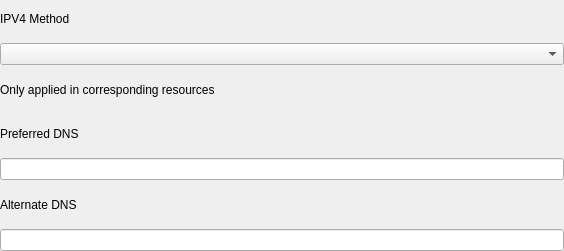
Qt form plugins/network/src/plugin/setting-widget/vpn/vpn-ipvx.ui (openeuler-mirror/kiran-control-panel) before a commit.
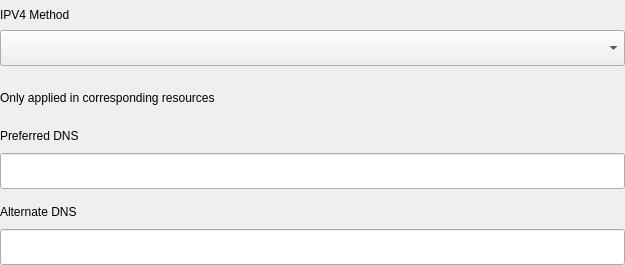
The same form after that commit. Custom widgets are drawn as their Qt base class.

Diff of the .ui file:
```diff
--- a/plugins/network/src/plugin/setting-widget/vpn/vpn-ipvx.ui
+++ b/plugins/network/src/plugin/setting-widget/vpn/vpn-ipvx.ui
@@ -6,19 +6,22 @@
    <rect>
     <x>0</x>
     <y>0</y>
-    <width>564</width>
-    <height>251</height>
+    <width>625</width>
+    <height>265</height>
    </rect>
   </property>
   <property name="windowTitle">
    <string>VpnIpvx</string>
   </property>
-  <layout class="QVBoxLayout" name="m_verticalDeviceWidgetLayout">
+  <layout class="QVBoxLayout" name="verticalLayout_4">
+   <property name="spacing">
+    <number>8</number>
+   </property>
    <property name="leftMargin">
     <number>0</number>
    </property>
    <property name="topMargin">
-    <number>0</number>
+    <number>8</number>
    </property>
    <property name="rightMargin">
     <number>0</number>
@@ -27,6 +30,8 @@
     <number>0</number>
    </property>
    <item>
+    <layout class="QVBoxLayout" name="verticalLayout">
+     <item>
     <widget class="QLabel" name="label_18">
      <property name="text">
       <string>IPV4 Method</string>
@@ -34,7 +39,22 @@
     </widget>
    </item>
    <item>
-    <widget class="OptionsComboBox" name="ipv4Method"/>
+      <widget class="OptionsComboBox" name="ipv4Method">
+       <property name="minimumSize">
+        <size>
+         <width>0</width>
+         <height>36</height>
+        </size>
+       </property>
+       <property name="maximumSize">
+        <size>
+         <width>16777215</width>
+         <height>36</height>
+        </size>
+       </property>
+      </widget>
+     </item>
+    </layout>
    </item>
    <item>
     <layout class="QHBoxLayout" name="neverDefaultLayout">
@@ -61,6 +81,14 @@
     </layout>
    </item>
    <item>
+    <layout class="QVBoxLayout" name="verticalLayout_2">
+     <property name="spacing">
+      <number>10</number>
+     </property>
+     <property name="topMargin">
+      <number>0</number>
+     </property>
+     <item>
     <widget class="QLabel" name="label_16">
      <property name="text">
       <string>Preferred DNS</string>
@@ -68,8 +96,31 @@
     </widget>
    </item>
    <item>
-    <widget class="QLineEdit" name="ipv4PreferredDNS"/>
-   </item>
+      <widget class="QLineEdit" name="ipv4PreferredDNS">
+       <property name="minimumSize">
+        <size>
+         <width>0</width>
+         <height>36</height>
+        </size>
+       </property>
+       <property name="maximumSize">
+        <size>
+         <width>16777215</width>
+         <height>36</height>
+        </size>
+       </property>
+      </widget>
+     </item>
+    </layout>
+   </item>
+   <item>
+    <layout class="QVBoxLayout" name="verticalLayout_3">
+     <property name="spacing">
+      <number>10</number>
+     </property>
+     <property name="topMargin">
+      <number>8</number>
+     </property>
    <item>
     <widget class="QLabel" name="label_14">
      <property name="text">
@@ -78,7 +129,22 @@
     </widget>
    </item>
    <item>
-    <widget class="QLineEdit" name="ipv4AlternateDNS"/>
+      <widget class="QLineEdit" name="ipv4AlternateDNS">
+       <property name="minimumSize">
+        <size>
+         <width>0</width>
+         <height>36</height>
+        </size>
+       </property>
+       <property name="maximumSize">
+        <size>
+         <width>16777215</width>
+         <height>36</height>
+        </size>
+       </property>
+      </widget>
+     </item>
+    </layout>
    </item>
   </layout>
  </widget>
```
Lines whose indentation alone changed are shown as unchanged.
